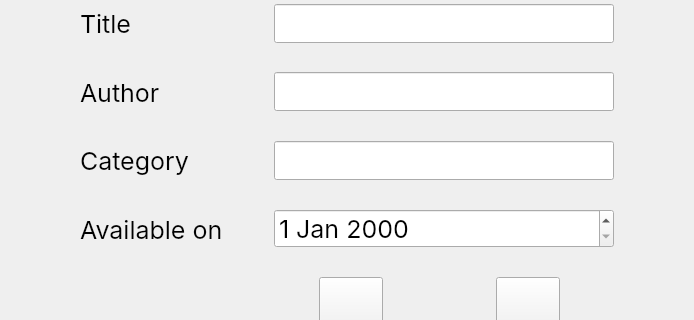
LanaYoobee/LIS, file bookdetails.ui: the form before one commit; both pictures show x 238 to 932 and y 201 to 521 of the 1056 by 754 pixel window.
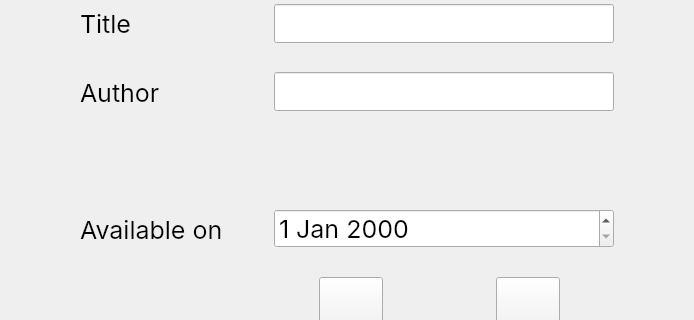
The form after the commit. Icons and pictures are not drawn.

Patch:
```diff
--- a/bookdetails.ui
+++ b/bookdetails.ui
@@ -119,22 +119,6 @@
     </font>
    </property>
   </widget>
-  <widget class="QLineEdit" name="categoryEdit">
-   <property name="geometry">
-    <rect>
-     <x>512</x>
-     <y>342</y>
-     <width>340</width>
-     <height>39</height>
-    </rect>
-   </property>
-   <property name="font">
-    <font>
-     <family>Inter</family>
-     <pointsize>19</pointsize>
-    </font>
-   </property>
-  </widget>
   <widget class="QDateEdit" name="dateEdit">
    <property name="geometry">
     <rect>
@@ -189,25 +173,6 @@
     <string>Author</string>
    </property>
   </widget>
-  <widget class="QLabel" name="categoryLabel">
-   <property name="geometry">
-    <rect>
-     <x>318</x>
-     <y>347</y>
-     <width>194</width>
-     <height>29</height>
-    </rect>
-   </property>
-   <property name="font">
-    <font>
-     <family>Inter</family>
-     <pointsize>19</pointsize>
-    </font>
-   </property>
-   <property name="text">
-    <string>Category</string>
-   </property>
-  </widget>
   <widget class="QLabel" name="availableLabel">
    <property name="geometry">
     <rect>
```
